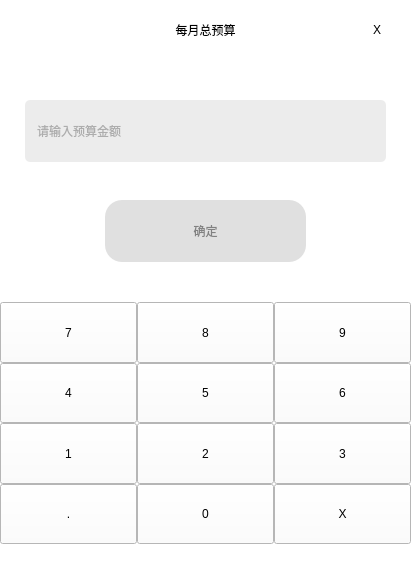
Before: the Qt Designer form Kit/addbudgetpane.ui in MichaelFeng823/SharkBookProject, drawn with Qt 5.
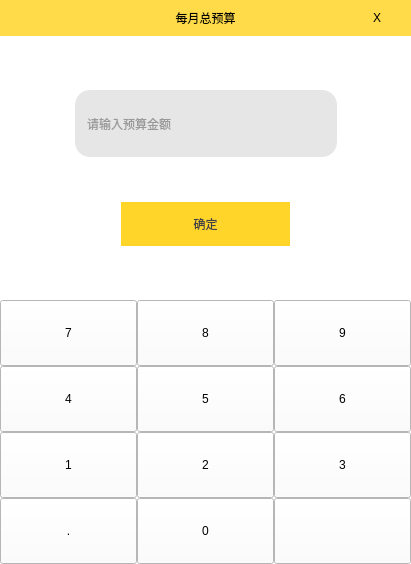
After: the same form once the commit is applied. Icons and pictures are not drawn.

```diff
--- a/Kit/addbudgetpane.ui
+++ b/Kit/addbudgetpane.ui
@@ -14,7 +14,7 @@
    <string>Form</string>
   </property>
   <property name="styleSheet">
-   <string notr="true">background-color: rgb(255, 255, 255);</string>
+   <string notr="true">background-color: rgb(212, 212, 212);</string>
   </property>
   <layout class="QGridLayout" name="gridLayout_3">
    <property name="leftMargin">
@@ -35,9 +35,14 @@
    <item row="0" column="0">
     <widget class="QWidget" name="backgroundwidget" native="true">
      <property name="styleSheet">
-      <string notr="true">color: rgb(0, 0, 0);</string>
+      <string notr="true">#backgroundwidget
+{   color: rgb(0, 0, 0);
+	border:1px ;
+	border-color: rgba(140,140,140,120);
+	border-style: solid;
+}</string>
      </property>
-     <layout class="QGridLayout" name="gridLayout_2" rowstretch="1,4,4">
+     <layout class="QGridLayout" name="gridLayout_2">
       <property name="leftMargin">
        <number>0</number>
       </property>
@@ -48,13 +53,17 @@
        <number>0</number>
       </property>
       <property name="bottomMargin">
-       <number>20</number>
+       <number>0</number>
       </property>
       <property name="spacing">
        <number>0</number>
       </property>
       <item row="0" column="0">
        <widget class="QWidget" name="titlewidget" native="true">
+        <property name="styleSheet">
+         <string notr="true">background-color: rgb(255, 219, 74);
+color: rgb(0, 0, 0);</string>
+        </property>
         <layout class="QHBoxLayout" name="horizontalLayout">
          <item>
           <widget class="QLabel" name="label">
@@ -112,12 +121,12 @@
       </item>
       <item row="1" column="0">
        <widget class="QWidget" name="inputwidget" native="true">
-        <layout class="QVBoxLayout" name="verticalLayout" stretch="1,2,1,2,1">
-         <property name="leftMargin">
-          <number>25</number>
-         </property>
-         <property name="rightMargin">
-          <number>25</number>
+        <property name="styleSheet">
+         <string notr="true">background-color: rgb(255, 255, 255);</string>
+        </property>
+        <layout class="QVBoxLayout" name="verticalLayout" stretch="2,3,2,2,2">
+         <property name="spacing">
+          <number>0</number>
          </property>
          <item>
           <spacer name="verticalSpacer_3">
@@ -133,6 +142,21 @@
           </spacer>
          </item>
          <item>
+          <layout class="QHBoxLayout" name="horizontalLayout_3" stretch="2,8,2">
+           <item>
+            <spacer name="horizontalSpacer_3">
+             <property name="orientation">
+              <enum>Qt::Horizontal</enum>
+             </property>
+             <property name="sizeHint" stdset="0">
+              <size>
+               <width>40</width>
+               <height>20</height>
+              </size>
+             </property>
+            </spacer>
+           </item>
+           <item>
           <widget class="QLineEdit" name="lineEdit">
            <property name="sizePolicy">
             <sizepolicy hsizetype="Expanding" vsizetype="Preferred">
@@ -141,9 +165,10 @@
             </sizepolicy>
            </property>
            <property name="styleSheet">
-            <string notr="true">color: rgb(109, 109, 109);
-background-color: rgba(193, 193, 193, 80);
-border-radius:5px;
+              <string notr="true">color: rgb(76, 76, 76);
+font: 26pt &quot;微软雅黑&quot;;
+background-color: rgba(212, 212, 212,150);
+border-radius:15px;
 padding-left:10px;</string>
            </property>
            <property name="readOnly">
@@ -152,7 +177,25 @@
            <property name="placeholderText">
             <string>请输入预算金额</string>
            </property>
-          </widget>
+             <property name="clearButtonEnabled">
+              <bool>false</bool>
+             </property>
+            </widget>
+           </item>
+           <item>
+            <spacer name="horizontalSpacer_4">
+             <property name="orientation">
+              <enum>Qt::Horizontal</enum>
+             </property>
+             <property name="sizeHint" stdset="0">
+              <size>
+               <width>40</width>
+               <height>20</height>
+              </size>
+             </property>
+            </spacer>
+           </item>
+          </layout>
          </item>
          <item>
           <spacer name="verticalSpacer">
@@ -168,7 +211,7 @@
           </spacer>
          </item>
          <item>
-          <layout class="QHBoxLayout" name="horizontalLayout_2" stretch="2,5,2">
+          <layout class="QHBoxLayout" name="horizontalLayout_2" stretch="2,3,2">
            <item>
             <spacer name="horizontalSpacer">
              <property name="orientation">
@@ -191,10 +234,31 @@
               </sizepolicy>
              </property>
              <property name="styleSheet">
-              <string notr="true">background-color: rgba(202, 202, 202, 150);
-font: 11pt &quot;微软雅黑&quot;;
-color: rgb(129, 129, 129);
-border-radius:17px;</string>
+              <string notr="true">QPushButton
+{	
+	background-color: rgb(255, 213, 42);
+	font: 18pt &quot;微软雅黑&quot;;
+	color: rgb(67, 67, 67);
+	border-radius:25px;
+}
+
+QPushButton:clicked
+{
+	background-color: rgb(207, 173, 34);
+	font: 18pt &quot;微软雅黑&quot;;
+	color: rgb(67, 67, 67);
+	border-radius:25px;
+}
+
+QPushButton:disabled
+{
+	
+	background-color: rgba(129, 129, 129, 180);
+	font: 18pt &quot;微软雅黑&quot;;
+	color: rgb(67, 67, 67);
+	border-radius:25px;
+}
+</string>
              </property>
              <property name="text">
               <string>确定</string>
@@ -235,7 +299,9 @@
       <item row="2" column="0">
        <widget class="QWidget" name="widget" native="true">
         <property name="styleSheet">
-         <string notr="true">font: 14pt &quot;微软雅黑&quot;;</string>
+         <string notr="true">font: 22pt &quot;微软雅黑&quot;;
+background-color: rgb(255, 255, 255);
+color: rgb(0, 0, 0);</string>
         </property>
         <layout class="QGridLayout" name="gridLayout" rowstretch="1,1,1,1">
          <property name="leftMargin">
@@ -410,8 +476,11 @@
              <verstretch>0</verstretch>
             </sizepolicy>
            </property>
+           <property name="styleSheet">
+            <string notr="true">border-image: url(:/Budget/image/deleteIcon_In_AddBudgetPane.jpg);</string>
+           </property>
            <property name="text">
-            <string>X</string>
+            <string/>
            </property>
           </widget>
          </item>
```
Left out of the diff: 14 changed lines with no effect on the pictures. Lines whose indentation alone changed are shown as unchanged.
